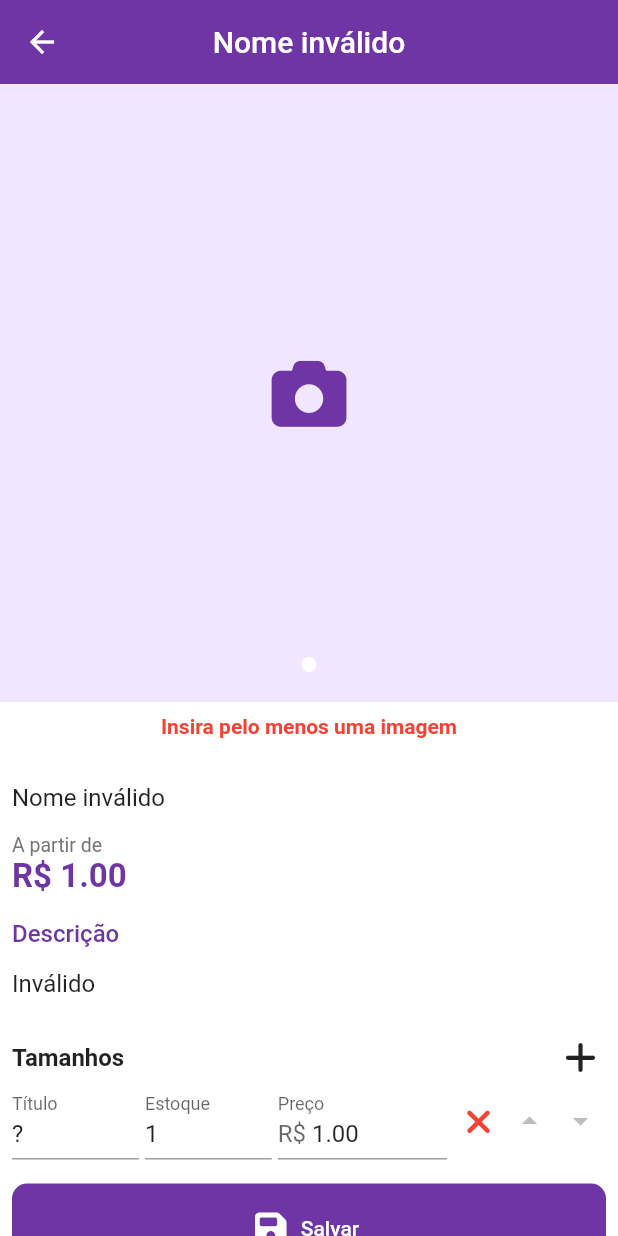
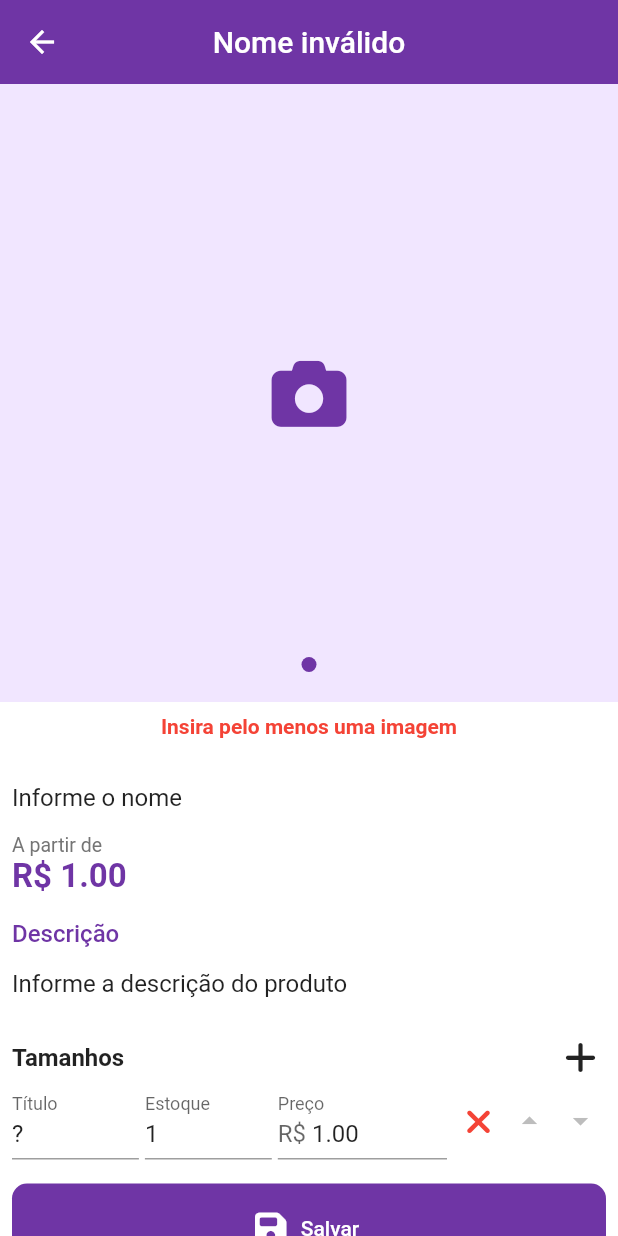
Before and after one commit to leandropnto/superloja, a Flutter app: the ProductEditPage screen opened by its route, after a tap on an icon or button, on a phone screen of 412 x 824 dp. Run offline on Flutter 3.47's test engine with Material 2 defaults, Android fonts, the light colour scheme and no system bars; drawn by our look-alikes of carousel_pro; our stand-ins replace bloc, cloud_firestore, dartz, firebase_auth, firebase_storage, flushbar and 10 more; missing offline and left inert: alphabet_list_scroll_view; accounts and stored records are empty; generated files the repository leaves out were written again.

Commit message:
Ajuste na edicao do produto

```diff
--- a/lib/application/product/product_edit/product_edit_event.dart
+++ b/lib/application/product/product_edit/product_edit_event.dart
@@ -14,5 +14,7 @@ abstract class ProductEditEvent with _$ProductEditEvent{
   const factory ProductEditEvent.onChangeSizeTitle(ProductSize size, String title) = _OnChangeSizeTitle;
   const factory ProductEditEvent.onChangeSizeStock(ProductSize size, String stock) = _OnChangeSizeStock;
   const factory ProductEditEvent.onChangeSizePrice(ProductSize size, String price) = _OnChangeSizePrice;
+  const factory ProductEditEvent.onSaveImages(List<dynamic> images) = _onSaveImages;
+  const factory ProductEditEvent.onSaveSizes(List<ProductSize> sizes) = _onSaveSizes;
 
 }
--- a/lib/application/product/product_list/products_widget.dart
+++ b/lib/application/product/product_list/products_widget.dart
@@ -28,7 +28,7 @@ class ProductsWidget extends StatelessWidget {
                     AspectRatio(
                       aspectRatio: 1,
                       child: Image.network(
-                        product.images.first,
+                        product.images.first as String,
                         fit: BoxFit.cover,
                       ),
                     ),
--- a/lib/domain/product/product.dart
+++ b/lib/domain/product/product.dart
@@ -13,15 +13,15 @@ abstract class Product implements _$Product {
     @required UniqueId id,
     @required ProductName name,
     @required ProductDescription description,
-    @required List<String> images,
+    @required List<dynamic> images,
     @required List<ProductSize> sizes,
   }) = _Product;
 
   factory Product.empty() {
     return Product(
         id: UniqueId(),
-        name: ProductName(''),
-        description: ProductDescription(''),
+        name: ProductName('Novo Produto'),
+        description: ProductDescription('Informe a descrição'),
         images: [],
         sizes: []);
   }
--- /dev/null
+++ b/lib/infrastructure/core/file_helpers.dart
@@ -0,0 +1,5 @@
+import 'dart:io';
+
+extension FileX on File {
+  String get fileName => path.split(Platform.pathSeparator).last;
+}
--- a/lib/infrastructure/core/firebase_injectable_module.dart
+++ b/lib/infrastructure/core/firebase_injectable_module.dart
@@ -1,5 +1,6 @@
 import 'package:cloud_firestore/cloud_firestore.dart';
 import 'package:firebase_auth/firebase_auth.dart';
+import 'package:firebase_storage/firebase_storage.dart';
 import 'package:google_sign_in/google_sign_in.dart';
 import 'package:injectable/injectable.dart';
 
@@ -13,4 +14,7 @@ abstract class FireBaseInjectableModule {
 
   @lazySingleton
   Firestore get firestore => Firestore.instance;
+
+  @lazySingleton
+  FirebaseStorage get firebaseStorage => FirebaseStorage.instance;
 }
--- a/lib/infrastructure/product/product_dto.dart
+++ b/lib/infrastructure/product/product_dto.dart
@@ -26,7 +26,7 @@ abstract class ProductDto implements _$ProductDto {
       id: product.id.getOrCrash(),
       name: product.name.getOrCrash(),
       description: product.description.getOrCrash(),
-      images: product.images,
+      images: product.images.map((e) => e as String).toList(),
       sizes: product.sizes.map((e) => e.toMap()).toList(),
       serverTimeStamp: FieldValue.serverTimestamp(),
     );
--- a/lib/injection.iconfig.dart
+++ b/lib/injection.iconfig.dart
@@ -6,6 +6,7 @@
 
 import 'package:superloja/infrastructure/core/firebase_injectable_module.dart';
 import 'package:firebase_auth/firebase_auth.dart';
+import 'package:firebase_storage/firebase_storage.dart';
 import 'package:cloud_firestore/cloud_firestore.dart';
 import 'package:google_sign_in/google_sign_in.dart';
 import 'package:superloja/infrastructure/cart/firebase_cart_repository.dart';
@@ -34,6 +35,8 @@ void $initGetIt(GetIt g, {String environment}) {
   final fireBaseInjectableModule = _$FireBaseInjectableModule();
   g.registerLazySingleton<FirebaseAuth>(
       () => fireBaseInjectableModule.firebaseAuth);
+  g.registerLazySingleton<FirebaseStorage>(
+      () => fireBaseInjectableModule.firebaseStorage);
   g.registerLazySingleton<Firestore>(() => fireBaseInjectableModule.firestore);
   g.registerLazySingleton<GoogleSignIn>(
       () => fireBaseInjectableModule.googleSignIn);
@@ -51,7 +54,8 @@ void $initGetIt(GetIt g, {String environment}) {
 
   //Eager singletons must be registered in the right order
   g.registerSingleton<ICartRepository>(FirebaseCartRepository(g<Firestore>()));
-  g.registerSingleton<IProductRepository>(ProductRepository(g<Firestore>()));
+  g.registerSingleton<IProductRepository>(
+      ProductRepository(g<Firestore>(), g<FirebaseStorage>()));
   g.registerSingleton<ISectionRepository>(
       FirebaseSectionRepository(g<Firestore>()));
   g.registerSingleton<IUserFacade>(FirebaseUserFacade(g<Firestore>()));
--- a/lib/presentation/pages/cart/widgets/cart_tile.dart
+++ b/lib/presentation/pages/cart/widgets/cart_tile.dart
@@ -24,7 +24,7 @@ class CartTile extends StatelessWidget {
                 height: 80,
                 width: 80,
                 child: Image.network(
-                  item.product.images.first,
+                  item.product.images.first as String,
                 ),
               ),
               Expanded(
--- a/lib/presentation/pages/home/home_page.dart
+++ b/lib/presentation/pages/home/home_page.dart
@@ -29,6 +29,7 @@ class HomePage extends StatelessWidget {
             ),
             actions: <Widget>[
               CartButton(),
+              HomeEditButton(),
             ],
           ),
           BlocBuilder<SectionBloc, SectionState>(
--- /dev/null
+++ b/lib/presentation/pages/product/core/item_size.dart
@@ -0,0 +1,26 @@
+import 'package:superloja/domain/product/product_size.dart';
+import 'package:superloja/domain/product/value_objects.dart';
+
+class ItemSize {
+  String title;
+  num stock;
+  num price;
+
+  ItemSize({this.title, this.stock, this.price});
+
+  ProductSize toSize() {
+    return ProductSize(
+      sizeName: SizeName(title),
+      price: Price("$price"),
+      stock: Stock("$stock"),
+    );
+  }
+
+  factory ItemSize.from(ProductSize size) {
+    return ItemSize(
+      title: size.sizeName.value.fold((l) => "", (r) => r),
+      price: size.price.value.fold((l) => 0, (r) => r),
+      stock: size.stock.value.fold((l) => 0, (r) => r),
+    );
+  }
+}
--- a/lib/presentation/pages/product/product_edit/product_edit_page.dart
+++ b/lib/presentation/pages/product/product_edit/product_edit_page.dart
@@ -49,24 +49,46 @@ class ProductEditPage extends StatelessWidget {
         ),
         centerTitle: true,
       ),
-      body: ListView(
+      body: Form(
+        key: formKey,
+        child: BlocConsumer<ProductEditBloc, ProductEditState>(
+          listener: (context, state) {},
+          builder: (context, state) => ListView(
             children: <Widget>[
-          const ImagesForm(),
+              ImagesForm(
+                key: ObjectKey(state.photos),
+                images: state.photos,
+              ),
               Padding(
                 padding: const EdgeInsets.all(8.0),
                 child: Column(
                   crossAxisAlignment: CrossAxisAlignment.stretch,
                   children: <Widget>[
-                const ProductNameText(),
+                    ProductNameText(state.productName),
                     const ProductEditTextPrice(),
-                ProductEditDescription(),
-                SizesForm(),
-                const ProductSaveButton(),
+                    ProductEditDescription(state.description),
+                    SizesForm(sizes: state.sizes),
+                    ProductSaveButton(onPressed: () {
+                      if (formKey.currentState.validate()) {
+                        formKey.currentState.save();
+                        if (!state.isSubmitting) {
+                          context
+                              .bloc<ProductEditBloc>()
+                              .add(const ProductEditEvent.save());
+                        }
+                      } else {
+                        FlushbarHelper.createError(
+                                message: "Verifique os dados do produto")
+                            .show(context);
+                      }
+                    }),
                   ],
                 ),
               ),
             ],
           ),
+        ),
+      ),
     );
   }
 }
--- a/lib/presentation/pages/product/product_edit/widgets/edit_item_size.dart
+++ b/lib/presentation/pages/product/product_edit/widgets/edit_item_size.dart
@@ -8,17 +8,16 @@ import 'package:superloja/domain/product/product_size.dart';
 import 'package:superloja/domain/product/value_objects.dart';
 import 'package:superloja/presentation/core/constants.dart';
 import 'package:superloja/presentation/core/widgets/custom_icon_button.dart';
+import 'package:superloja/presentation/pages/product/core/item_size.dart';
 
 class EditItemSize extends StatelessWidget {
-  final ProductSize size;
-  final ProductDescription description;
+  final ItemSize size;
   final bool isFirst;
   final bool isLast;
 
   const EditItemSize({
     Key key,
     this.size,
-    this.description,
     this.isFirst = false,
     this.isLast = false,
   }) : super(key: key);
@@ -31,17 +30,13 @@ class EditItemSize extends StatelessWidget {
         Expanded(
           flex: 30,
           child: TextFormField(
-            initialValue: size.sizeName.value
-                .fold((l) => l.maybeMap(orElse: () => ""), (r) => r),
-            decoration: InputDecoration(
+            initialValue: size.title,
+            decoration: const InputDecoration(
               labelText: 'Título',
               isDense: true,
-              errorText: size.sizeName.isNotValid() ? "Inválido" : null,
             ),
-            onFieldSubmitted: (value) =>
-                context
-                    .bloc<ProductEditBloc>()
-                    .add(ProductEditEvent.onChangeSizeTitle(size, value)),
+            validator: (title) => SizeName(title).mapToErrorMessage("Inválido"),
+            onChanged: (name) => size.title = name,
           ),
         ),
         const SizedBox(
@@ -50,22 +45,15 @@ class EditItemSize extends StatelessWidget {
         Expanded(
           flex: 30,
           child: TextFormField(
-            initialValue: size.stock.value.fold(
-                    (l) =>
-                    l.maybeMap(
-                        invalidNumber: (l) => l.number, orElse: () => ""),
-                    (r) => r.toString()),
-            decoration: InputDecoration(
+            initialValue: size.stock.toString(),
+            decoration: const InputDecoration(
               labelText: 'Estoque',
               isDense: true,
-              errorText: size.stock.isNotValid() ? "Inválido" : null,
             ),
-            keyboardType:
-            Platform.isIOS ? TextInputType.text : TextInputType.number,
-            onFieldSubmitted: (value) =>
-                context
-                    .bloc<ProductEditBloc>()
-                    .add(ProductEditEvent.onChangeSizeStock(size, value)),
+            validator: (number) => Stock(number).mapToErrorMessage("Inválido"),
+            keyboardType: TextInputType.number,
+            onChanged: (stock) =>  size.stock = int.tryParse(stock)
+            ,
           ),
         ),
         const SizedBox(
@@ -74,23 +62,15 @@ class EditItemSize extends StatelessWidget {
         Expanded(
           flex: 40,
           child: TextFormField(
-            initialValue: size.price.value.fold(
-                    (l) =>
-                    l.maybeMap(
-                        invalidNumber: (l) => l.number, orElse: () => ""),
-                    (r) => r.toStringAsFixed(2)),
-            decoration:  InputDecoration(
-                labelText: 'Preço',
-                isDense: true,
-                prefixText: 'R\$ ',
-                errorText: size.price.isNotValid() ? "Inválido" : null),
-            keyboardType: Platform.isIOS
-                ? TextInputType.text
-                : const TextInputType.numberWithOptions(decimal: true),
-            onFieldSubmitted: (value) =>
-                context
-                    .bloc<ProductEditBloc>()
-                    .add(ProductEditEvent.onChangeSizePrice(size, value)),
+            initialValue: size.price?.toStringAsFixed(2),
+            decoration: const InputDecoration(
+              labelText: 'Preço',
+              isDense: true,
+              prefixText: 'R\$ ',
+            ),
+            keyboardType: const TextInputType.numberWithOptions(decimal: true),
+            validator: (price) => Price(price).mapToErrorMessage("Inválido"),
+            onChanged: (price) => size.price = num.tryParse(price),
           ),
         ),
         const SizedBox(
@@ -99,29 +79,26 @@ class EditItemSize extends StatelessWidget {
         CustomIconButton(
           iconData: FontAwesome.remove,
           color: Colors.red,
-          onTap: () =>
-              context
-                  .bloc<ProductEditBloc>()
-                  .add(ProductEditEvent.removeSize(size)),
+          onTap: () => context
+              .bloc<ProductEditBloc>()
+              .add(ProductEditEvent.removeSize(size.toSize())),
         ),
         CustomIconButton(
           iconData: Icons.arrow_drop_up,
           color: kPrimaryColor,
           onTap: !isFirst
-              ? () =>
-              context
+              ? () => context
                   .bloc<ProductEditBloc>()
-                  .add(ProductEditEvent.moveSize(size, -1))
+                  .add(ProductEditEvent.moveSize(size.toSize(), -1))
               : null,
         ),
         CustomIconButton(
           iconData: Icons.arrow_drop_down,
           color: kPrimaryColor,
           onTap: !isLast
-              ? () =>
-              context
+              ? () => context
                   .bloc<ProductEditBloc>()
-                  .add(ProductEditEvent.moveSize(size, 1))
+                  .add(ProductEditEvent.moveSize(size.toSize(), 1))
               : null,
         ),
       ],
--- a/lib/presentation/pages/product/product_edit/widgets/images_form.dart
+++ b/lib/presentation/pages/product/product_edit/widgets/images_form.dart
@@ -9,13 +9,21 @@ import 'package:superloja/presentation/core/constants.dart';
 import 'package:superloja/presentation/pages/product/product_edit/widgets/product_add_photo.dart';
 
 class ImagesForm extends StatelessWidget {
-  const ImagesForm({Key key}) : super(key: key);
+  final List<dynamic> images;
+
+  const ImagesForm({Key key, this.images}) : super(key: key);
 
   @override
   Widget build(BuildContext context) {
-    return BlocBuilder<ProductEditBloc, ProductEditState>(
-          buildWhen:   (old, current) => old.photos != current.photos,
-          builder: (context, state) => Column(
+    return FormField<List<dynamic>>(
+      key: key,
+      initialValue: [...images],
+      validator: (images) =>
+          images.isEmpty ? "Insira ao menos uma imagem" : null,
+      onSaved: (images) => context
+          .bloc<ProductEditBloc>()
+          .add(ProductEditEvent.onSaveImages(images)),
+      builder: (state) => Column(
         children: <Widget>[
           AspectRatio(
             aspectRatio: 1,
@@ -26,8 +34,9 @@ class ImagesForm extends StatelessWidget {
               dotSpacing: 20,
               dotSize: 5,
               dotIncreaseSize: 2,
+              dotIncreasedColor: kPrimaryColor,
               defaultImage: SvgPicture.asset("assets/svg/cart.svg"),
-                  images: state.photos
+              images: state.value
                   .map<Widget>(
                     (i) => Stack(
                       fit: StackFit.expand,
@@ -58,7 +67,7 @@ class ImagesForm extends StatelessWidget {
                     ..add(ProductAddPhoto()),
             ),
           ),
-              if (state.photos.isEmpty)
+          if (state.value.isEmpty)
             Padding(
               padding: const EdgeInsets.all(8.0),
               child: Text(
@@ -71,7 +80,6 @@ class ImagesForm extends StatelessWidget {
             ),
         ],
       ),
-        ) ??
-        Container();
+    );
   }
 }
--- a/lib/presentation/pages/product/product_edit/widgets/product_edit_description.dart
+++ b/lib/presentation/pages/product/product_edit/widgets/product_edit_description.dart
@@ -1,18 +1,14 @@
 import 'package:flutter/material.dart';
 import 'package:flutter_bloc/flutter_bloc.dart';
 import 'package:superloja/application/product/product_edit/product_edit_bloc.dart';
+import 'package:superloja/domain/product/value_objects.dart';
 import 'package:superloja/presentation/core/constants.dart';
 
 class ProductEditDescription extends StatelessWidget {
-  final TextEditingController controller = TextEditingController();
+  final ProductDescription description;
 
   @override
   Widget build(BuildContext context) {
-    return BlocConsumer<ProductEditBloc, ProductEditState>(
-      listener: (BuildContext context, ProductEditState state) {},
-      buildWhen: (old, current) =>
-          old.description.value != current.description.value,
-      builder: (context, state) {
     return Padding(
       padding: const EdgeInsets.only(top: 16, bottom: 8),
       child: Column(
@@ -26,24 +22,18 @@ class ProductEditDescription extends StatelessWidget {
                 color: kPrimaryColor),
           ),
           TextFormField(
-                key: state.id.value.fold((l) => const ObjectKey("desc0"),
+            key: description.value.fold((l) => const ObjectKey("desc0"),
                     (r) => ObjectKey("desc$r")) ??
                 const ObjectKey("descr1"),
-                initialValue:
-                    state.description.value.fold((l) => "Inválido", (r) => r) ??
+            initialValue: description.value
+                    .fold((l) => "Informe a descrição do produto", (r) => r) ??
                 "",
             decoration: InputDecoration(
               hintText: 'Descrição',
               border: InputBorder.none,
-                  errorText: state.showErrors
-                      ? state.description
-                          .mapToErrorMessage("Informe uma descrição válida")
-                      : null,
             ),
-                onFieldSubmitted: (value) => context
-                    .bloc<ProductEditBloc>()
-                    .add(ProductEditEvent.onChangeDescription(value)),
-
+            validator: (desc) => ProductDescription(desc)
+                .mapToErrorMessage("Descrição inválida"),
             onSaved: (value) => context
                 .bloc<ProductEditBloc>()
                 .add(ProductEditEvent.onChangeDescription(value)),
@@ -51,9 +41,7 @@ class ProductEditDescription extends StatelessWidget {
         ],
       ),
     );
-      },
-    );
   }
 
-  ProductEditDescription();
+  const ProductEditDescription(this.description);
 }
--- a/lib/presentation/pages/product/product_edit/widgets/product_name_text.dart
+++ b/lib/presentation/pages/product/product_edit/widgets/product_name_text.dart
@@ -1,31 +1,31 @@
 import 'package:flutter/material.dart';
 import 'package:flutter_bloc/flutter_bloc.dart';
 import 'package:superloja/application/product/product_edit/product_edit_bloc.dart';
+import 'package:superloja/domain/product/value_objects.dart';
 
 class ProductNameText extends StatelessWidget {
+  final ProductName productName;
+
   @override
   Widget build(BuildContext context) {
-    return BlocBuilder<ProductEditBloc, ProductEditState>(
-      buildWhen: (old, current) => old.productName != current.productName,
-      builder: (context, state) => TextFormField(
-        key: state.id.value.fold(
-                (l) => const ObjectKey("pdn0"), (r) => ObjectKey("pdn$r")) ??
+    return TextFormField(
+      key: productName.value
+              .fold((l) => const ObjectKey("pdn0"), (r) => ObjectKey(r)) ??
           const ObjectKey("prdNam0"),
       initialValue:
-            state.productName.value.fold((l) => "Nome inválido", (r) => r) ?? "",
+          productName.value.fold((l) => "Informe o nome", (r) => r) ?? "",
       decoration: InputDecoration(
         hintText: 'Nome do produto',
         border: InputBorder.none,
-          errorText: state.showErrors && !state.isSubmitting
-              ? state.productName.mapToErrorMessage("Informe um nome válido")
-              : null,
       ),
-        onFieldSubmitted: (value)   => context
+      validator: (name){
+        return ProductName(name).mapToErrorMessage("Nome inválido");
+      },
+      onSaved: (value) => context
           .bloc<ProductEditBloc>()
           .add(ProductEditEvent.onChangeName(value)),
-      ),
     );
   }
 
-  const ProductNameText();
+  const ProductNameText(this.productName);
 }
--- a/lib/presentation/pages/product/product_edit/widgets/product_save_button.dart
+++ b/lib/presentation/pages/product/product_edit/widgets/product_save_button.dart
@@ -6,7 +6,9 @@ import 'package:superloja/presentation/core/constants.dart';
 
 class ProductSaveButton extends StatelessWidget {
 
-  const ProductSaveButton();
+  final VoidCallback onPressed;
+
+  const ProductSaveButton({this.onPressed});
   @override
   Widget build(BuildContext context) {
     return BlocBuilder<ProductEditBloc, ProductEditState>(
@@ -20,11 +22,7 @@ class ProductSaveButton extends StatelessWidget {
         shape: RoundedRectangleBorder(
           borderRadius: BorderRadius.circular(10.0),
         ),
-        onPressed: !state.isSubmitting
-            ? () =>
-            context.bloc<ProductEditBloc>().add(
-                const ProductEditEvent.save())
-            : null,
+        onPressed: onPressed,
         icon: Icon(FontAwesome.save),
         label: state.isSubmitting ? CircularProgressIndicator(
           valueColor: AlwaysStoppedAnimation(Colors.white),
--- a/lib/presentation/pages/product/product_edit/widgets/sizes_form.dart
+++ b/lib/presentation/pages/product/product_edit/widgets/sizes_form.dart
@@ -2,15 +2,24 @@ import 'package:flutter/material.dart';
 import 'package:flutter_bloc/flutter_bloc.dart';
 import 'package:flutter_icons/flutter_icons.dart';
 import 'package:superloja/application/product/product_edit/product_edit_bloc.dart';
+import 'package:superloja/domain/product/product_size.dart';
 import 'package:superloja/presentation/core/widgets/custom_icon_button.dart';
+import 'package:superloja/presentation/pages/product/core/item_size.dart';
 
 import 'edit_item_size.dart';
 
 class SizesForm extends StatelessWidget {
+  final List<ProductSize> sizes;
+
+  const SizesForm({Key key, this.sizes}) : super(key: key);
+
   @override
   Widget build(BuildContext context) {
-    return BlocBuilder<ProductEditBloc, ProductEditState>(
-      builder: (context, state) => Column(
+    return FormField<List<ItemSize>>(
+      key: ObjectKey(sizes),
+      initialValue: sizes.map((e) => ItemSize.from(e)).toList(),
+      validator: (sizes) => sizes.isEmpty ? "Cadastre um tamanho" : null,
+      builder: (state) => Column(
         children: [
           Row(
             mainAxisAlignment: MainAxisAlignment.spaceBetween,
@@ -30,18 +39,17 @@ class SizesForm extends StatelessWidget {
               )
             ],
           ),
-          ...state.sizes
+          ...state.value
               .map<Widget>(
                 (size) => EditItemSize(
                   key: ObjectKey(size),
                   size: size,
-                  description: state.description,
-                  isFirst: size == state.sizes.first,
-                  isLast: size == state.sizes.last,
+                  isFirst: size == state.value.first,
+                  isLast: size == state.value.last,
                 ),
               )
               .toList(),
-          if (state.sizes.isEmpty)
+          if (state.value.isEmpty)
             const Text(
               'Informe um tamanho',
               style: TextStyle(
@@ -51,6 +59,8 @@ class SizesForm extends StatelessWidget {
             ),
         ],
       ),
+      onSaved: (items) => context.bloc<ProductEditBloc>().add(
+          ProductEditEvent.onSaveSizes(items.map((e) => e.toSize()).toList())),
     );
   }
 }
--- a/lib/presentation/pages/product/product_form/widgets/product_images.dart
+++ b/lib/presentation/pages/product/product_form/widgets/product_images.dart
@@ -23,7 +23,7 @@ class ProductImages extends StatelessWidget {
               dotIncreaseSize: 2,
               defaultImage: SvgPicture.asset("assets/svg/cart.svg"),
               images:
-                  state.product.images.map((i) => Image.network(i)).toList(),
+                  state.product.images.map((i) => Image.network(i as String)).toList(),
             ),
           );
         });
```
Also changed, not shown: lib/application/product/product_edit/product_edit_bloc.dart (+20 -1 lines), lib/infrastructure/product/product_repository.dart (+27 -3 lines). Lines whose indentation alone changed are shown as unchanged.
